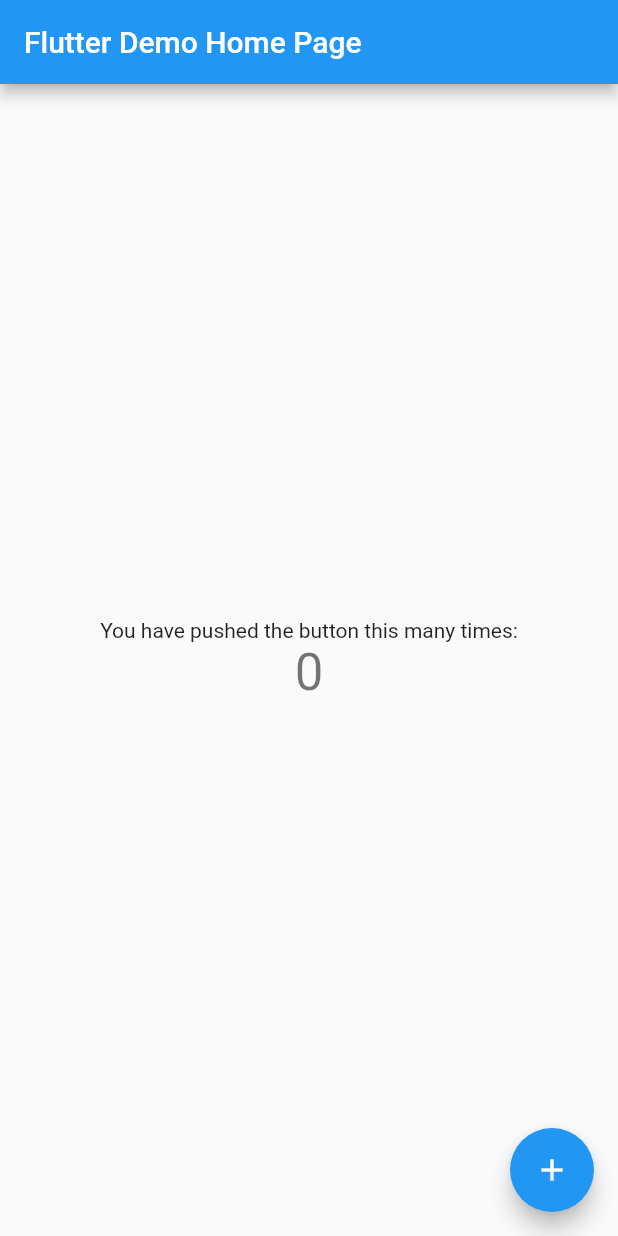
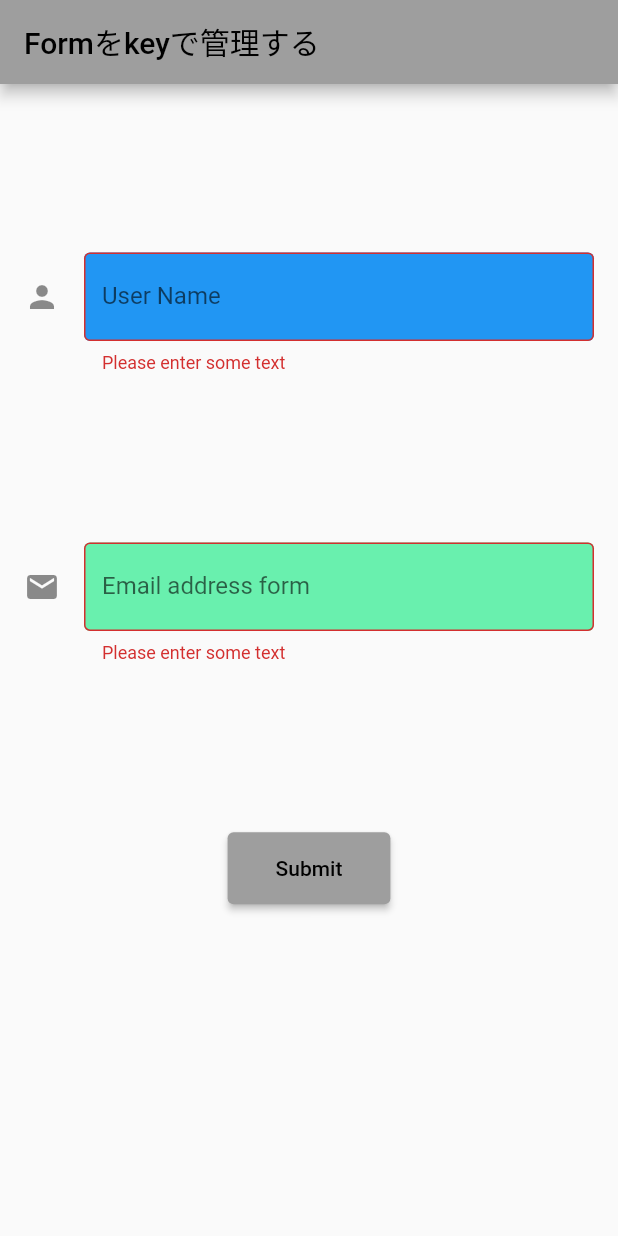
Before and after one commit to kurogoma-flutter/form_key, a Flutter app: the screen it shows after launch, on a phone screen of 412 x 824 dp. Run offline on Flutter 3.47's test engine with Material 2 defaults, Android fonts, the phone set to English and light mode, and no system bars.

Commit message:
入力値をフォームのkeyで管理する

```diff
--- a/lib/main.dart
+++ b/lib/main.dart
@@ -13,103 +13,117 @@
     return MaterialApp(
       title: 'Flutter Demo',
       theme: ThemeData(
-        // This is the theme of your application.
-        //
-        // Try running your application with "flutter run". You'll see the
-        // application has a blue toolbar. Then, without quitting the app, try
-        // changing the primarySwatch below to Colors.green and then invoke
-        // "hot reload" (press "r" in the console where you ran "flutter run",
-        // or simply save your changes to "hot reload" in a Flutter IDE).
-        // Notice that the counter didn't reset back to zero; the application
-        // is not restarted.
-        primarySwatch: Colors.blue,
+        primarySwatch: Colors.grey,
       ),
-      home: const MyHomePage(title: 'Flutter Demo Home Page'),
+      home: const MyHomePage(),
     );
   }
 }
 
-class MyHomePage extends StatefulWidget {
-  const MyHomePage({Key? key, required this.title}) : super(key: key);
-
-  // This widget is the home page of your application. It is stateful, meaning
-  // that it has a State object (defined below) that contains fields that affect
-  // how it looks.
-
-  // This class is the configuration for the state. It holds the values (in this
-  // case the title) provided by the parent (in this case the App widget) and
-  // used by the build method of the State. Fields in a Widget subclass are
-  // always marked "final".
-
-  final String title;
-
-  @override
-  State<MyHomePage> createState() => _MyHomePageState();
-}
-
-class _MyHomePageState extends State<MyHomePage> {
-  int _counter = 0;
-
-  void _incrementCounter() {
-    setState(() {
-      // This call to setState tells the Flutter framework that something has
-      // changed in this State, which causes it to rerun the build method below
-      // so that the display can reflect the updated values. If we changed
-      // _counter without calling setState(), then the build method would not be
-      // called again, and so nothing would appear to happen.
-      _counter++;
-    });
-  }
+class MyHomePage extends StatelessWidget {
+  const MyHomePage({super.key});
 
   @override
   Widget build(BuildContext context) {
-    // This method is rerun every time setState is called, for instance as done
-    // by the _incrementCounter method above.
-    //
-    // The Flutter framework has been optimized to make rerunning build methods
-    // fast, so that you can just rebuild anything that needs updating rather
-    // than having to individually change instances of widgets.
     return Scaffold(
       appBar: AppBar(
-        // Here we take the value from the MyHomePage object that was created by
-        // the App.build method, and use it to set our appbar title.
-        title: Text(widget.title),
+        title: const Text('Formをkeyで管理する'),
       ),
-      body: Center(
-        // Center is a layout widget. It takes a single child and positions it
-        // in the middle of the parent.
+      body: Column(children: const [
+        SampleFormWidget(),
+      ]),
+    );
+  }
+}
+
+/// nameとemailを入力するフォーム
+///
+/// このフォームは、[GlobalKey]を使って、値を管理
+///
+/// [GlobalKey]を使うことで、フォームの値を取得できる
+///
+/// 送信ボタンを押したときに、フォームの値をデバッグで出力する
+class SampleFormWidget extends StatefulWidget {
+  const SampleFormWidget({super.key});
+
+  @override
+  State<SampleFormWidget> createState() => _SampleFormWidgetState();
+}
+
+class _SampleFormWidgetState extends State<SampleFormWidget> {
+  final _formKey = GlobalKey<FormState>();
+  final _emailKey = GlobalKey<FormFieldState>();
+  final _nameKey = GlobalKey<FormFieldState>();
+
+  @override
+  Widget build(BuildContext context) {
+    return Form(
+      key: _formKey,
+      child: Padding(
+        padding: const EdgeInsets.symmetric(horizontal: 16),
+        child: SizedBox(
+          height: MediaQuery.of(context).size.height * 0.8,
+          width: MediaQuery.of(context).size.width,
           child: Column(
-          // Column is also a layout widget. It takes a list of children and
-          // arranges them vertically. By default, it sizes itself to fit its
-          // children horizontally, and tries to be as tall as its parent.
-          //
-          // Invoke "debug painting" (press "p" in the console, choose the
-          // "Toggle Debug Paint" action from the Flutter Inspector in Android
-          // Studio, or the "Toggle Debug Paint" command in Visual Studio Code)
-          // to see the wireframe for each widget.
-          //
-          // Column has various properties to control how it sizes itself and
-          // how it positions its children. Here we use mainAxisAlignment to
-          // center the children vertically; the main axis here is the vertical
-          // axis because Columns are vertical (the cross axis would be
-          // horizontal).
-          mainAxisAlignment: MainAxisAlignment.center,
+            mainAxisAlignment: MainAxisAlignment.spaceEvenly,
+            crossAxisAlignment: CrossAxisAlignment.center,
             children: <Widget>[
-            const Text(
-              'You have pushed the button this many times:',
+              TextFormField(
+                key: _nameKey,
+                decoration: const InputDecoration(
+                  icon: Icon(Icons.person),
+                  border: OutlineInputBorder(), // 外枠付きデザイン
+                  filled: true, // fillColorで指定した色で塗り潰し
+                  fillColor: Colors.blue,
+                  labelText: "User Name",
+                  hintText: 'Enter your name',
                 ),
-            Text(
-              '$_counter',
-              style: Theme.of(context).textTheme.headline4,
+                autovalidateMode: AutovalidateMode.always,
+                validator: (value) {
+                  if (value!.isEmpty) {
+                    return 'Please enter some text';
+                  }
+                  return null;
+                },
+              ),
+              TextFormField(
+                key: _emailKey,
+                decoration: const InputDecoration(
+                  icon: Icon(Icons.email),
+                  border: OutlineInputBorder(), // 外枠付きデザイン
+                  filled: true, // fillColorで指定した色で塗り潰し
+                  fillColor: Colors.greenAccent,
+                  labelText: "Email address form",
+                  hintText: 'Enter your email',
+                ),
+                autovalidateMode: AutovalidateMode.always,
+                validator: (value) {
+                  if (value!.isEmpty) {
+                    return 'Please enter some text';
+                  }
+                  return null;
+                },
+              ),
+              ElevatedButton(
+                onPressed: () {
+                  // 各Fieldのvalidatorを呼び出す
+                  if (_formKey.currentState!.validate()) {
+                    // 入力データが正常な場合の処理
+                    _formKey.currentState!.save();
+                  }
+                  // ValueKeyで指定した値を出力する
+                  debugPrint('email: ${_emailKey.currentState!.value}');
+                  debugPrint('name: ${_nameKey.currentState!.value}');
+                },
+                child: const Padding(
+                  padding: EdgeInsets.all(16.0),
+                  child: Text('Submit'),
+                ),
               ),
             ],
           ),
         ),
-      floatingActionButton: FloatingActionButton(
-        onPressed: _incrementCounter,
-        tooltip: 'Increment',
-        child: const Icon(Icons.add),
-      ), // This trailing comma makes auto-formatting nicer for build methods.
+      ),
     );
   }
 }
```
Lines whose indentation alone changed are shown as unchanged.
